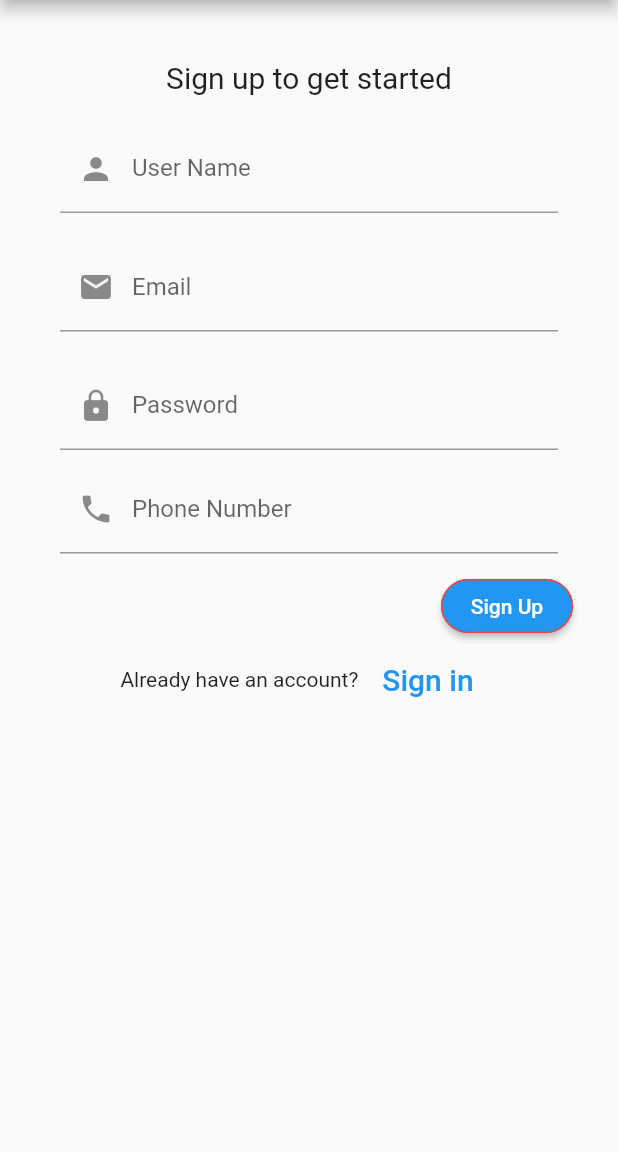
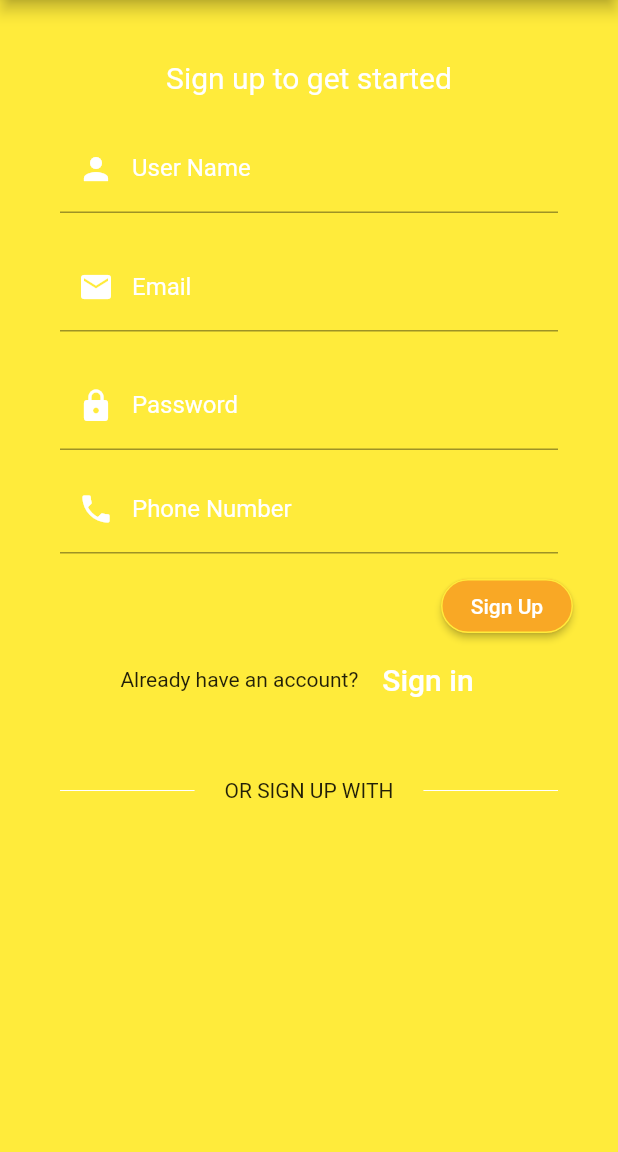
Before and after one commit to sahilidessai/vakeelapp, a Flutter app: the screen it shows after launch, on a phone screen of 412 x 824 dp, the part 84-1236 px from its top. Run offline on Flutter 3.47's test engine with Material 2 defaults, Android fonts, the phone set to English and light mode, and no system bars.

Commit message:
sign up ui push 2

```diff
--- a/lib/main.dart
+++ b/lib/main.dart
@@ -12,7 +12,7 @@ class MyApp extends StatelessWidget {
     return MaterialApp(
       title: 'Advocate Sign Up',
       theme: ThemeData(
-        primarySwatch: Colors.blue,
+        primarySwatch: Colors.yellow,
         visualDensity: VisualDensity.adaptivePlatformDensity,
       ),
       home: MyHomePage(title: 'Advocate Sign Up'),
@@ -43,9 +43,12 @@ class _MyHomePageState extends State<MyHomePage> {
   TextEditingController passwordController = TextEditingController();
   TextEditingController emailController = TextEditingController();
   TextEditingController numberController = TextEditingController();
+
   @override
   Widget build(BuildContext context) {
-    return Scaffold(
+    return MaterialApp(
+        home: new Scaffold(
+            backgroundColor: Colors.yellow,
             appBar: AppBar(
               title: Text(widget.title),
             ),
@@ -58,7 +61,7 @@ class _MyHomePageState extends State<MyHomePage> {
                         padding: EdgeInsets.all(10),
                         child: Text(
                           'Sign up to get started',
-                      style: TextStyle(fontSize: 20),
+                          style: TextStyle(fontSize: 20, color: Colors.white),
                         )),
                     Container(
                       padding: EdgeInsets.all(10),
@@ -66,7 +69,11 @@ class _MyHomePageState extends State<MyHomePage> {
                         controller: nameController,
                         decoration: InputDecoration(
                           labelText: 'User Name',
-                      prefixIcon: Icon(Icons.person),
+                          prefixIcon: Icon(
+                            Icons.person,
+                            color: Colors.white,
+                          ),
+                          labelStyle: TextStyle(color: Colors.white),
                         ),
                       ),
                     ),
@@ -76,7 +83,11 @@ class _MyHomePageState extends State<MyHomePage> {
                         controller: emailController,
                         decoration: InputDecoration(
                           labelText: 'Email',
-                      prefixIcon: Icon(Icons.email),
+                          labelStyle: TextStyle(color: Colors.white),
+                          prefixIcon: Icon(
+                            Icons.email,
+                            color: Colors.white,
+                          ),
                         ),
                       ),
                     ),
@@ -86,8 +97,12 @@ class _MyHomePageState extends State<MyHomePage> {
                         obscureText: true,
                         controller: passwordController,
                         decoration: InputDecoration(
-                      prefixIcon: Icon(Icons.lock),
+                          prefixIcon: Icon(
+                            Icons.lock,
+                            color: Colors.white,
+                          ),
                           labelText: 'Password',
+                          labelStyle: TextStyle(color: Colors.white),
                         ),
                       ),
                     ),
@@ -96,8 +111,13 @@ class _MyHomePageState extends State<MyHomePage> {
                       child: TextField(
                         controller: numberController,
                         decoration: InputDecoration(
-                        prefixIcon: Icon(Icons.phone),
-                        labelText: 'Phone Number'),
+                          prefixIcon: Icon(
+                            Icons.phone,
+                            color: Colors.white,
+                          ),
+                          labelText: 'Phone Number',
+                          labelStyle: TextStyle(color: Colors.white),
+                        ),
                       ),
                     ),
                     Container(
@@ -105,11 +125,11 @@ class _MyHomePageState extends State<MyHomePage> {
                         alignment: Alignment.centerRight,
                         child: RaisedButton(
                           textColor: Colors.white,
-                      color: Colors.blue,
+                          color: Colors.yellow[800],
                           child: Text('Sign Up'),
                           shape: RoundedRectangleBorder(
                               borderRadius: BorderRadius.circular(18.0),
-                          side: BorderSide(color: Colors.red)),
+                              side: BorderSide(color: Colors.yellow)),
                           onPressed: () {
                             print(nameController.text);
                             print(passwordController.text);
@@ -120,19 +140,42 @@ class _MyHomePageState extends State<MyHomePage> {
                         children: <Widget>[
                           Text('Already have an account?'),
                           FlatButton(
-                      textColor: Colors.blue,
+                            textColor: Colors.yellow,
                             child: Text(
                               'Sign in',
-                        style: TextStyle(fontSize: 20),
+                              style:
+                                  TextStyle(fontSize: 20, color: Colors.white),
                             ),
                             onPressed: () {
-                        //signup screen
+                              //signin screen
                             },
                           )
                         ],
                         mainAxisAlignment: MainAxisAlignment.center,
-                ))
+                      ),
+                    ),
+                    Row(children: <Widget>[
+                      Expanded(
+                        child: new Container(
+                            margin:
+                                const EdgeInsets.only(left: 10.0, right: 20.0),
+                            child: Divider(
+                              color: Colors.white,
+                              height: 100,
+                            )),
+                      ),
+                      Text("OR SIGN UP WITH"),
+                      Expanded(
+                        child: new Container(
+                            margin:
+                                const EdgeInsets.only(left: 20.0, right: 10.0),
+                            child: Divider(
+                              color: Colors.white,
+                              height: 100,
+                            )),
+                      )
+                    ]),
                   ],
-            )));
+                ))));
   }
 }
```
Lines whose indentation alone changed are shown as unchanged.
